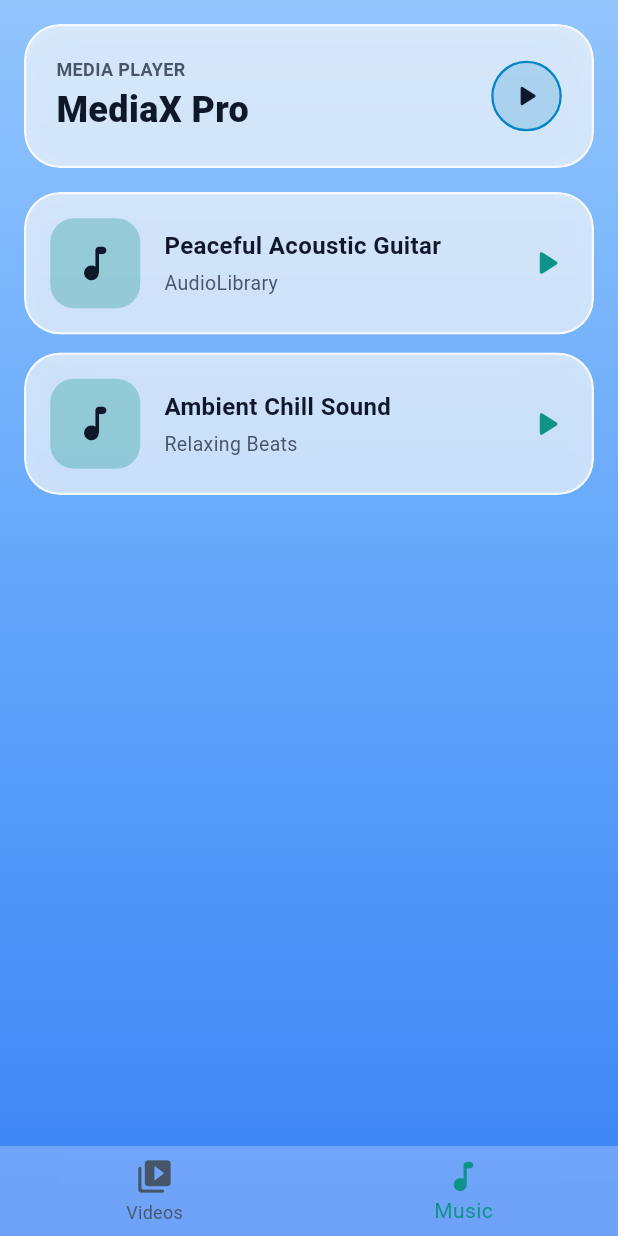
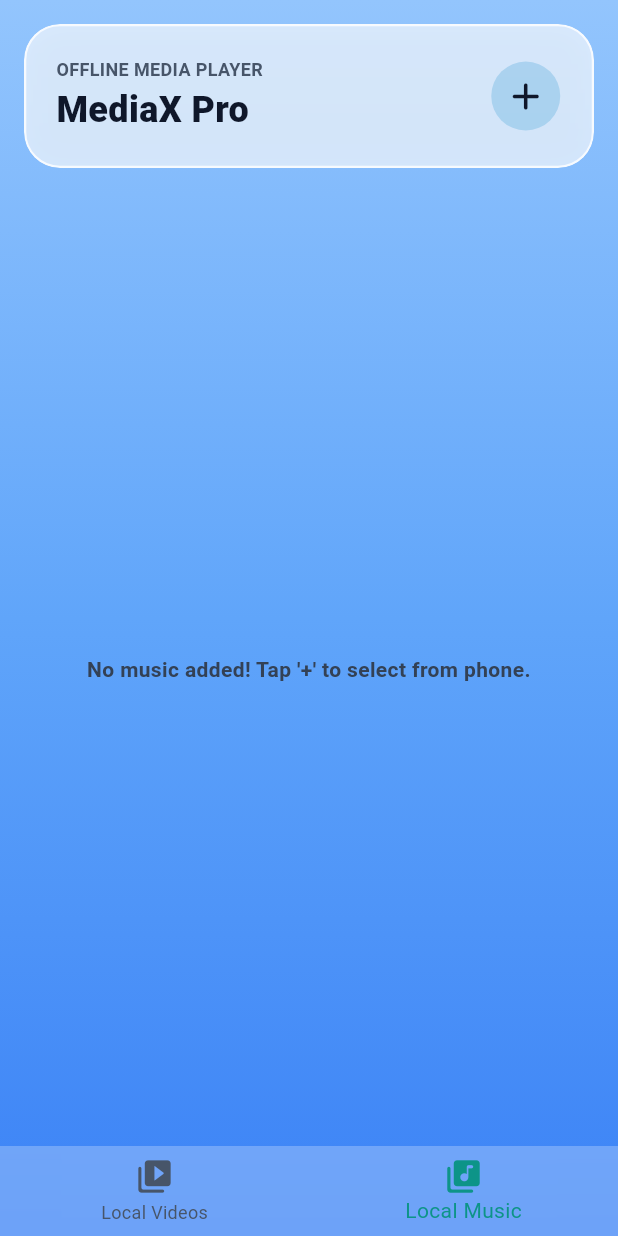
Before and after one commit to rehanalam8969208-cloud/media_player, a Flutter app: the screen it shows after launch, item 2 of the bottom bar chosen, on a phone screen of 412 x 824 dp. Run offline on Flutter 3.47's test engine with Material 3 defaults, Android fonts, the phone set to English and light mode, and no system bars; our stand-ins replace audioplayers, file_picker, video_player.

Commit message:
Update main.dart

```diff
--- a/lib/main.dart
+++ b/lib/main.dart
@@ -1,6 +1,8 @@
 import 'package:flutter/material.dart';
 import 'package:video_player/video_player.dart';
 import 'package:audioplayers/audioplayers.dart';
+import 'package:file_picker/file_picker.dart';
+import 'dart:io';
 import 'dart:ui';
 
 void main() {
@@ -15,7 +17,7 @@ class MediaXApp extends StatelessWidget {
   Widget build(BuildContext context) {
     return MaterialApp(
       debugShowCheckedModeBanner: false,
-      title: 'MediaX Pro',
+      title: 'MediaX Offline Pro',
       theme: ThemeData(
         fontFamily: 'Roboto',
         brightness: Brightness.light,
@@ -72,32 +74,28 @@ class HomeScreen extends StatefulWidget {
 
 class _HomeScreenState extends State<HomeScreen> {
   int _currentTab = 0; // 0 for Videos, 1 for Music
+  List<File> offlineVideos = [];
+  List<File> offlineMusic = [];
 
-  final List<Map<String, String>> sampleVideos = [
-    {
-      'title': 'Nature Foggy Morning',
-      'url': 'https://assets.mixkit.co/videos/preview/mixkit-forest-stream-in-the-fog-4228-large.mp4',
-      'duration': '0:45'
-    },
-    {
-      'title': 'Ocean Waves Relax',
-      'url': 'https://assets.mixkit.co/videos/preview/mixkit-sea-ocean-waves-coastal-view-1159-large.mp4',
-      'duration': '0:30'
-    },
-  ];
+  // Pick Offline Video from Device
+  Future<void> _pickVideo() async {
+    FilePickerResult? result = await FilePicker.platform.pickFiles(type: FileType.video);
+    if (result != null && result.files.single.path != null) {
+      setState(() {
+        offlineVideos.add(File(result.files.single.path!));
+      });
+    }
+  }
 
-  final List<Map<String, String>> sampleMusic = [
-    {
-      'title': 'Peaceful Acoustic Guitar',
-      'artist': 'AudioLibrary',
-      'url': 'https://www.soundhelix.com/examples/mp3/SoundHelix-Song-1.mp3'
-    },
-    {
-      'title': 'Ambient Chill Sound',
-      'artist': 'Relaxing Beats',
-      'url': 'https://www.soundhelix.com/examples/mp3/SoundHelix-Song-2.mp3'
-    },
-  ];
+  // Pick Offline Music from Device
+  Future<void> _pickMusic() async {
+    FilePickerResult? result = await FilePicker.platform.pickFiles(type: FileType.audio);
+    if (result != null && result.files.single.path != null) {
+      setState(() {
+        offlineMusic.add(File(result.files.single.path!));
+      });
+    }
+  }
 
   @override
   Widget build(BuildContext context) {
@@ -131,19 +129,18 @@ class _HomeScreenState extends State<HomeScreen> {
                       const Column(
                         crossAxisAlignment: CrossAxisAlignment.start,
                         children: [
-                          Text("MEDIA PLAYER", style: TextStyle(color: Color(0xFF475569), fontSize: 12, fontWeight: FontWeight.bold)),
+                          Text("OFFLINE MEDIA PLAYER", style: TextStyle(color: Color(0xFF475569), fontSize: 12, fontWeight: FontWeight.bold)),
                           SizedBox(height: 2),
                           Text("MediaX Pro", style: TextStyle(color: Color(0xFF0F172A), fontSize: 24, fontWeight: FontWeight.w900)),
                         ],
                       ),
-                      Container(
-                        padding: const EdgeInsets.all(10),
-                        decoration: BoxDecoration(
-                          color: const Color(0xFF0284C7).withOpacity(0.2),
-                          shape: BoxShape.circle,
-                          border: Border.all(color: const Color(0xFF0284C7), width: 1.5),
+                      IconButton(
+                        onPressed: _currentTab == 0 ? _pickVideo : _pickMusic,
+                        icon: const Icon(Icons.add_rounded, color: Color(0xFF0F172A), size: 30),
+                        style: IconButton.styleFrom(
+                          backgroundColor: const Color(0xFF0284C7).withOpacity(0.2),
+                          shape: const CircleBorder(),
                         ),
-                        child: const Icon(Icons.play_arrow_rounded, color: Color(0xFF0F172A), size: 24),
                       )
                     ],
                   ),
@@ -167,8 +164,8 @@ class _HomeScreenState extends State<HomeScreen> {
             unselectedItemColor: const Color(0xFF475569),
             onTap: (index) => setState(() => _currentTab = index),
             items: const [
-              BottomNavigationBarItem(icon: Icon(Icons.video_library_rounded, size: 26), label: 'Videos'),
-              BottomNavigationBarItem(icon: Icon(Icons.music_note_rounded, size: 26), label: 'Music'),
+              BottomNavigationBarItem(icon: Icon(Icons.video_library_rounded, size: 26), label: 'Local Videos'),
+              BottomNavigationBarItem(icon: Icon(Icons.library_music_rounded, size: 26), label: 'Local Music'),
             ],
           ),
         ),
@@ -177,14 +174,18 @@ class _HomeScreenState extends State<HomeScreen> {
   }
 
   Widget _buildVideoList() {
+    if (offlineVideos.isEmpty) {
+      return const Center(child: Text("No videos added! Tap '+' to select from phone.", style: TextStyle(color: Color(0xFF334155), fontWeight: FontWeight.bold), textAlign: TextAlign.center));
+    }
     return ListView.builder(
       padding: const EdgeInsets.symmetric(horizontal: 16),
-      itemCount: sampleVideos.length,
+      itemCount: offlineVideos.length,
       itemBuilder: (context, index) {
-        final video = sampleVideos[index];
+        final file = offlineVideos[index];
+        final fileName = file.path.split('/').last;
         return GestureDetector(
           onTap: () {
-            Navigator.push(context, MaterialPageRoute(builder: (context) => VideoPlayerScreen(videoUrl: video['url']!, title: video['title']!)));
+            Navigator.push(context, MaterialPageRoute(builder: (context) => VideoPlayerScreen(videoFile: file, title: fileName)));
           },
           child: GlassCard(
             margin: const EdgeInsets.only(bottom: 12),
@@ -202,14 +203,7 @@ class _HomeScreenState extends State<HomeScreen> {
                 ),
                 const SizedBox(width: 16),
                 Expanded(
-                  child: Column(
-                    crossAxisAlignment: CrossAxisAlignment.start,
-                    children: [
-                      Text(video['title']!, style: const TextStyle(color: Color(0xFF0F172A), fontSize: 16, fontWeight: FontWeight.bold)),
-                      const SizedBox(height: 4),
-                      Text("Duration: ${video['duration']}", style: const TextStyle(color: Color(0xFF475569), fontSize: 13)),
-                    ],
-                  ),
+                  child: Text(fileName, style: const TextStyle(color: Color(0xFF0F172A), fontSize: 16, fontWeight: FontWeight.bold), maxLines: 2, overflow: TextOverflow.ellipsis),
                 ),
                 const Icon(Icons.arrow_forward_ios_rounded, color: Color(0xFF475569), size: 16),
               ],
@@ -221,14 +215,18 @@ class _HomeScreenState extends State<HomeScreen> {
   }
 
   Widget _buildMusicList() {
+    if (offlineMusic.isEmpty) {
+      return const Center(child: Text("No music added! Tap '+' to select from phone.", style: TextStyle(color: Color(0xFF334155), fontWeight: FontWeight.bold), textAlign: TextAlign.center));
+    }
     return ListView.builder(
       padding: const EdgeInsets.symmetric(horizontal: 16),
-      itemCount: sampleMusic.length,
+      itemCount: offlineMusic.length,
       itemBuilder: (context, index) {
-        final music = sampleMusic[index];
+        final file = offlineMusic[index];
+        final fileName = file.path.split('/').last;
         return GestureDetector(
           onTap: () {
-            Navigator.push(context, MaterialPageRoute(builder: (context) => MusicPlayerScreen(musicUrl: music['url']!, title: music['title']!, artist: music['artist']!)));
+            Navigator.push(context, MaterialPageRoute(builder: (context) => MusicPlayerScreen(musicFile: file, title: fileName)));
           },
           child: GlassCard(
             margin: const EdgeInsets.only(bottom: 12),
@@ -246,14 +244,7 @@ class _HomeScreenState extends State<HomeScreen> {
                 ),
                 const SizedBox(width: 16),
                 Expanded(
-                  child: Column(
-                    crossAxisAlignment: CrossAxisAlignment.start,
-                    children: [
-                      Text(music['title']!, style: const TextStyle(color: Color(0xFF0F172A), fontSize: 16, fontWeight: FontWeight.bold)),
-                      const SizedBox(height: 4),
-                      Text(music['artist']!, style: const TextStyle(color: Color(0xFF475569), fontSize: 13)),
-                    ],
-                  ),
+                  child: Text(fileName, style: const TextStyle(color: Color(0xFF0F172A), fontSize: 16, fontWeight: FontWeight.bold), maxLines: 2, overflow: TextOverflow.ellipsis),
                 ),
                 const Icon(Icons.play_arrow_rounded, color: Color(0xFF0D9488), size: 28),
               ],
@@ -265,11 +256,11 @@ class _HomeScreenState extends State<HomeScreen> {
   }
 }
 
-// Full Video Player Screen
+// Local Video Player Screen
 class VideoPlayerScreen extends StatefulWidget {
-  final String videoUrl;
+  final File videoFile;
   final String title;
-  const VideoPlayerScreen({super.key, required this.videoUrl, required this.title});
+  const VideoPlayerScreen({super.key, required this.videoFile, required this.title});
 
   @override
   State<VideoPlayerScreen> createState() => _VideoPlayerScreenState();
@@ -282,7 +273,7 @@ class _VideoPlayerScreenState extends State<VideoPlayerScreen> {
   @override
   void initState() {
     super.initState();
-    _controller = VideoPlayerController.networkUrl(Uri.parse(widget.videoUrl))
+    _controller = VideoPlayerController.file(widget.videoFile)
       ..initialize().then((_) {
         setState(() {});
         _controller.play();
@@ -322,12 +313,11 @@ class _VideoPlayerScreenState extends State<VideoPlayerScreen> {
   }
 }
 
-// Music Player Screen
+// Local Music Player Screen
 class MusicPlayerScreen extends StatefulWidget {
-  final String musicUrl;
+  final File musicFile;
   final String title;
-  final String artist;
-  const MusicPlayerScreen({super.key, required this.musicUrl, required this.title, required this.artist});
+  const MusicPlayerScreen({super.key, required this.musicFile, required this.title});
 
   @override
   State<MusicPlayerScreen> createState() => _MusicPlayerScreenState();
@@ -344,7 +334,7 @@ class _MusicPlayerScreenState extends State<MusicPlayerScreen> {
   }
 
   void _playMusic() async {
-    await _audioPlayer.play(UrlSource(widget.musicUrl));
+    await _audioPlayer.play(DeviceFileSource(widget.musicFile.path));
     setState(() => _isPlaying = true);
   }
 
@@ -377,9 +367,7 @@ class _MusicPlayerScreenState extends State<MusicPlayerScreen> {
                   children: [
                     const Icon(Icons.music_note_rounded, size: 80, color: Color(0xFF0D9488)),
                     const SizedBox(height: 20),
-                    Text(widget.title, style: const TextStyle(fontSize: 22, fontWeight: FontWeight.bold, color: Color(0xFF0F172A)), textAlign: TextAlign.center),
-                    const SizedBox(height: 8),
-                    Text(widget.artist, style: const TextStyle(fontSize: 16, color: Color(0xFF475569)), textAlign: TextAlign.center),
+                    Text(widget.title, style: const TextStyle(fontSize: 20, fontWeight: FontWeight.bold, color: Color(0xFF0F172A)), textAlign: TextAlign.center, maxLines: 2, overflow: TextOverflow.ellipsis),
                     const SizedBox(height: 40),
                     IconButton(
                       iconSize: 64,
```
